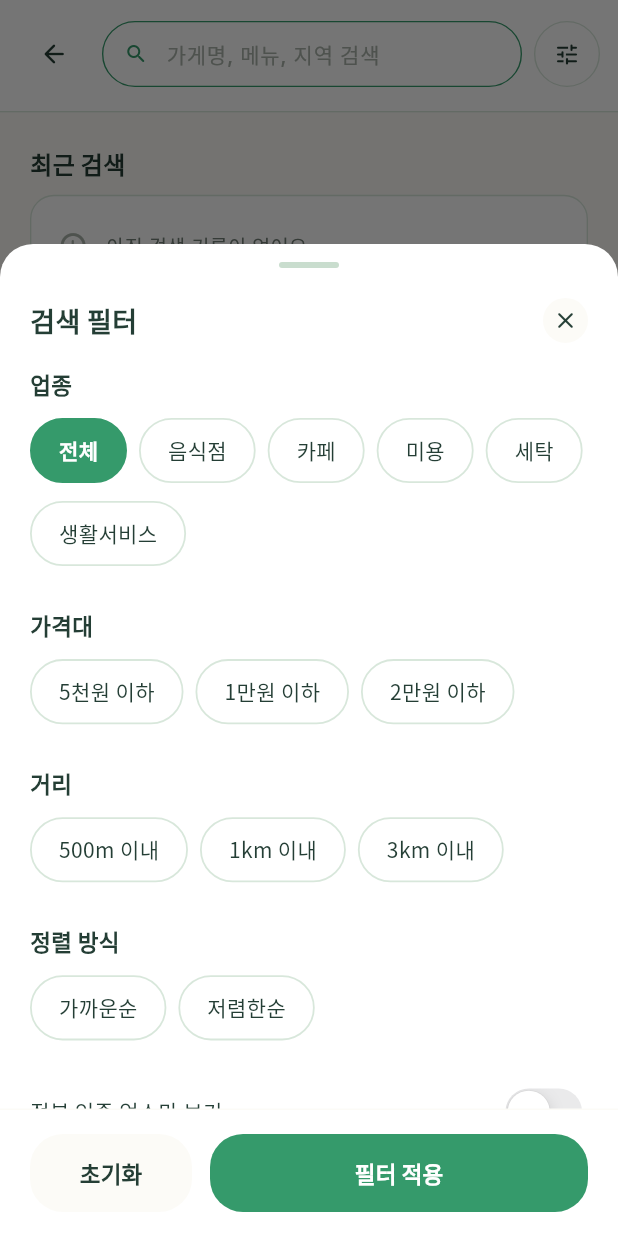
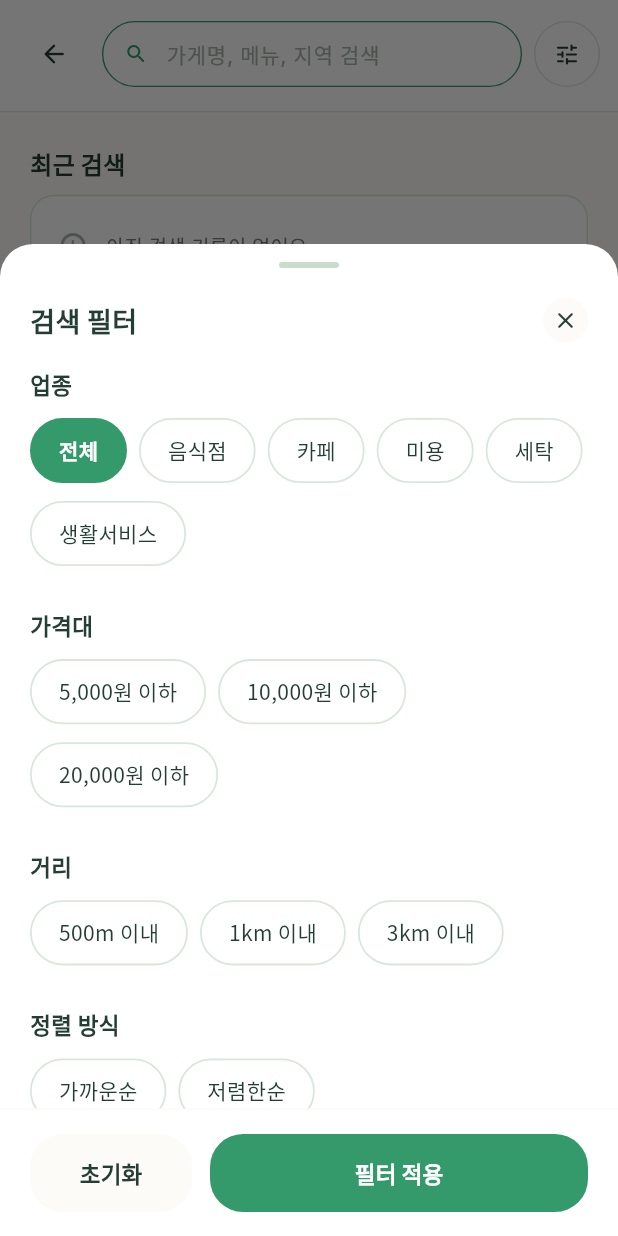
Before and after one commit to Minseo033/howmuch, a Flutter app: the SearchResultScreen screen opened by its route, after a tap on the "tune" icon, on a phone screen of 412 x 824 dp. Run offline on Flutter 3.47's test engine with Material 3 defaults, Android fonts, the phone set to English and light mode, and no system bars; our stand-ins replace firebase_core, firebase_messaging, flutter_compass, flutter_local_notifications, flutter_riverpod, geolocator and 6 more; missing offline and left inert: dart:js_interop, dart:ui_web, kakao_flutter_sdk_user; accounts and stored records are empty; network calls fail; statements that could not run were skipped.

Commit message:
fix: standardize visible won price formatting

```diff
--- a/lib/features/community/presentation/screens/report_detail_v2_screen.dart
+++ b/lib/features/community/presentation/screens/report_detail_v2_screen.dart
@@ -2,6 +2,7 @@ import 'dart:math' as math;
 
 import 'package:flutter/material.dart';
 import 'package:howmuch/core/constants/app_sizes.dart';
+import 'package:howmuch/core/utils/price_formatter.dart';
 import 'package:go_router/go_router.dart';
 import 'package:howmuch/app/app_routes.dart';
 import 'package:howmuch/shared/widgets/figma_mobile_canvas.dart';
@@ -521,9 +522,7 @@ class _PriceLine extends StatelessWidget {
   List<(String, String)> get _items {
     if (report.menuPrices.isNotEmpty) {
       return report.menuPrices.map((item) {
-        final price = item.price.isEmpty
-            ? ''
-            : (item.price.endsWith('원') ? item.price : '${item.price}원');
+        final price = formatWon(item.price);
         return (item.menu, price);
       }).toList();
     }
--- a/lib/features/recommendation/presentation/screens/ai_recommend_chat_screen.dart
+++ b/lib/features/recommendation/presentation/screens/ai_recommend_chat_screen.dart
@@ -61,7 +61,7 @@ class _AiRecommendChatScreenState extends ConsumerState<AiRecommendChatScreen> {
   static const _quickPrompts = [
     _QuickPrompt(
       icon: Icons.account_balance_wallet_outlined,
-      label: '만원 이하 점심 추천',
+      label: '10,000원 이하 점심 추천',
     ),
     _QuickPrompt(icon: Icons.umbrella_outlined, label: '비 오는 날 따뜻한 국물'),
     _QuickPrompt(icon: Icons.restaurant_outlined, label: '혼밥하기 좋은 분식'),
--- a/lib/features/search/presentation/screens/search_filter_screen.dart
+++ b/lib/features/search/presentation/screens/search_filter_screen.dart
@@ -35,9 +35,9 @@ class _SearchFilterSheetState extends State<SearchFilterSheet> {
 
   // ── 최대 가격
   static const _prices = [
-    (label: '5천원 이하', value: 5000),
-    (label: '1만원 이하', value: 10000),
-    (label: '2만원 이하', value: 20000),
+    (label: '5,000원 이하', value: 5000),
+    (label: '10,000원 이하', value: 10000),
+    (label: '20,000원 이하', value: 20000),
   ];
 
   // ── 거리
--- a/lib/features/search/presentation/screens/search_result_screen.dart
+++ b/lib/features/search/presentation/screens/search_result_screen.dart
@@ -5,6 +5,7 @@ import 'package:geolocator/geolocator.dart';
 import 'package:go_router/go_router.dart';
 
 import 'package:howmuch/app/app_routes.dart';
+import 'package:howmuch/core/utils/price_formatter.dart';
 import 'package:howmuch/features/search/presentation/screens/search_filter_screen.dart';
 import 'package:howmuch/features/search/presentation/state/search_filter_policy.dart';
 import 'package:howmuch/features/search/presentation/state/search_history_store.dart';
@@ -1602,8 +1603,7 @@ class SearchFilter {
   List<String> get activeLabels {
     return [
       ...industries,
-      if (maxPrice != null)
-        maxPrice == 5000 ? '5천원 이하' : '${(maxPrice! ~/ 10000)}만원 이하',
+      if (maxPrice != null) '${formatWon(maxPrice)} 이하',
       if (distance != null && distance!.isNotEmpty) distance!,
       if (sortOrder != null && sortOrder!.isNotEmpty) sortOrder!,
       if (govCertified) '정부 인증',
@@ -1694,9 +1694,7 @@ class SearchFilter {
       newIndustries.remove(label);
     }
     if (maxPrice != null) {
-      final priceLabel = maxPrice == 5000
-          ? '5천원 이하'
-          : '${(maxPrice! ~/ 10000)}만원 이하';
+      final priceLabel = '${formatWon(maxPrice)} 이하';
       if (label == priceLabel) newMaxPrice = null;
     }
     if (label == distance) newDistance = null;
--- a/lib/features/store/presentation/screens/visit_verification_screen.dart
+++ b/lib/features/store/presentation/screens/visit_verification_screen.dart
@@ -6,6 +6,7 @@ import 'package:go_router/go_router.dart';
 import 'package:howmuch/app/app_routes.dart';
 import 'package:howmuch/core/network/api_client.dart';
 import 'package:howmuch/core/utils/latest_request_tracker.dart';
+import 'package:howmuch/core/utils/price_formatter.dart';
 import 'package:howmuch/features/store/presentation/state/visit_verification_policy.dart';
 import 'package:howmuch/features/store/store_model.dart';
 import 'package:http/http.dart' as http;
@@ -702,7 +703,7 @@ class _VisitVerificationScreenState extends State<VisitVerificationScreen> {
                       label: Text(
                         item.price.isEmpty
                             ? item.menu
-                            : '${item.menu} (${item.price}원)',
+                            : '${item.menu} (${formatWon(item.price)})',
                         style: const TextStyle(fontSize: 12),
                       ),
                       backgroundColor: AppColors.primarySubtle,
@@ -745,11 +746,11 @@ class _VisitVerificationScreenState extends State<VisitVerificationScreen> {
           const SizedBox(height: 8),
           Row(
             children: [
-              _buildQuickPriceChip('+1천원', 1000),
+              _buildQuickPriceChip('+1,000원', 1000),
               const SizedBox(width: 6),
-              _buildQuickPriceChip('+5천원', 5000),
+              _buildQuickPriceChip('+5,000원', 5000),
               const SizedBox(width: 6),
-              _buildQuickPriceChip('+1만원', 10000),
+              _buildQuickPriceChip('+10,000원', 10000),
               const Spacer(),
               if (_priceValue > 0)
                 GestureDetector(
--- a/lib/features/store/presentation/state/review_form_validator.dart
+++ b/lib/features/store/presentation/state/review_form_validator.dart
@@ -21,7 +21,7 @@ class ReviewFormValidator {
 
     final price = int.tryParse(normalized);
     if (price == null || price <= 0 || price > maxPrice) {
-      return '결제 가격은 1원 이상 1,000만원 이하로 입력해주세요.';
+      return '결제 가격은 1원 이상 10,000,000원 이하로 입력해주세요.';
     }
     return null;
   }
```
Also changed, not shown: lib/core/utils/price_formatter.dart (added, +34 -0 lines), lib/features/mypage/presentation/state/mypage_state.dart (+4 -9 lines), lib/features/recommendation/presentation/state/recommendation_price.dart (+3 -8 lines), 2 other files.
